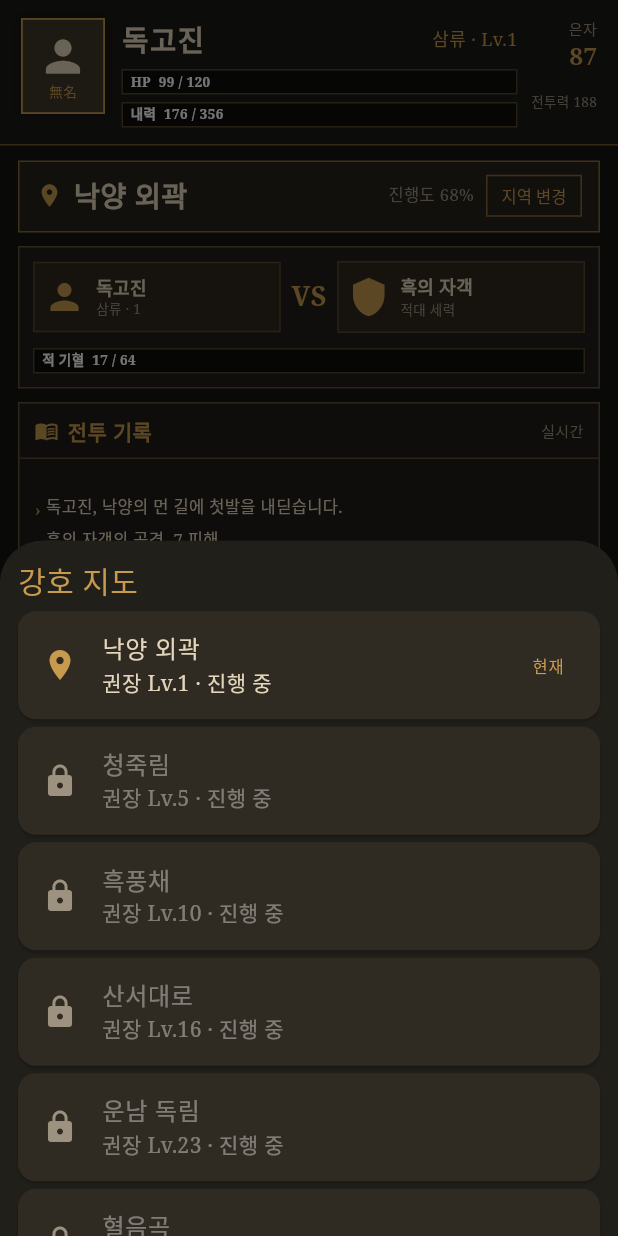
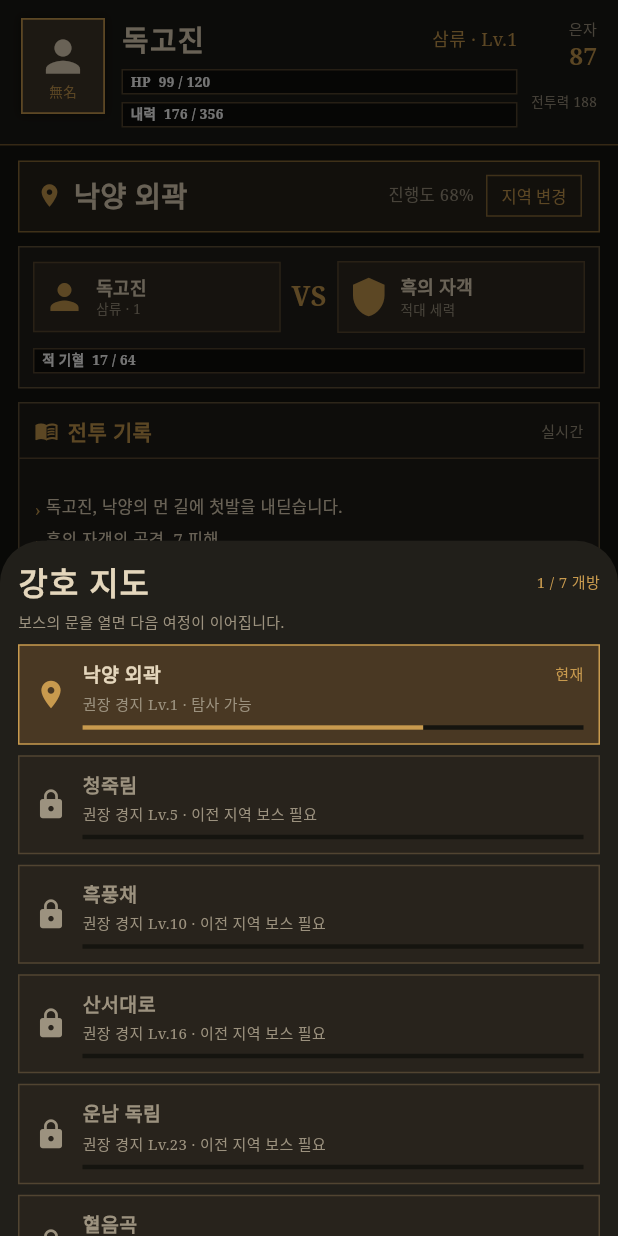
Before and after one commit to roycekim84/gangho-ilji, a Flutter app: the screen it shows after launch, after a tap on "새로운 강호를 시작한다", after a tap on "지역 변경", on a phone screen of 412 x 824 dp. Run offline on Flutter 3.47's test engine with Material 3 defaults, Android fonts, the phone set to English and light mode, and no system bars; our stand-ins replace shared_preferences.

Commit message:
feat: redesign area map selector

```diff
--- a/lib/main.dart
+++ b/lib/main.dart
@@ -3290,35 +3290,118 @@ class MainJianghu extends StatelessWidget {
           padding: const EdgeInsets.all(12),
           shrinkWrap: true,
           children: [
-            const Text('강호 지도', style: TextStyle(fontSize: 20, color: gold)),
+            Row(
+              children: [
+                const Expanded(
+                  child: Text(
+                    '강호 지도',
+                    style: TextStyle(
+                      fontSize: 21,
+                      color: paper,
+                      fontWeight: FontWeight.bold,
+                      letterSpacing: 1,
+                    ),
+                  ),
+                ),
+                Text(
+                  '${game.unlocked + 1} / ${game.areas.length} 개방',
+                  style: const TextStyle(color: gold, fontSize: 10),
+                ),
+              ],
+            ),
+            const SizedBox(height: 3),
+            const Text(
+              '보스의 문을 열면 다음 여정이 이어집니다.',
+              style: TextStyle(color: soft, fontSize: 10),
+            ),
             ...List.generate(game.areas.length, (index) {
               final item = game.areas[index];
               final available = index <= game.unlocked;
-              return Card(
-                color: const Color(0xff302b22),
-                margin: const EdgeInsets.only(top: 5),
-                child: ListTile(
-                  enabled: available,
-                  leading: Icon(
-                    available ? Icons.place : Icons.lock,
-                    color: available ? gold : soft,
-                  ),
-                  title: Text(item.name),
-                  subtitle: Text(
-                    '권장 Lv.' +
-                        item.level.toString() +
-                        ' · ' +
-                        (game.bosses.contains(item.id) ? '보스 격파' : '진행 중'),
-                  ),
-                  trailing: index == game.area
-                      ? const Text('현재', style: TextStyle(color: gold))
-                      : null,
+              final cleared = game.bosses.contains(item.id);
+              final current = index == game.area;
+              return GestureDetector(
                 onTap: available
                     ? () {
                         game.goArea(index);
                         Navigator.pop(context);
                       }
                     : null,
+                child: Container(
+                  margin: const EdgeInsets.only(top: 7),
+                  padding: const EdgeInsets.symmetric(
+                    horizontal: 10,
+                    vertical: 9,
+                  ),
+                  decoration: BoxDecoration(
+                    color: current
+                        ? const Color(0xff493823)
+                        : const Color(0xff28231c),
+                    border: Border.all(
+                      color: current ? gold : const Color(0xff514431),
+                    ),
+                  ),
+                  child: Row(
+                    children: [
+                      Icon(
+                        available
+                            ? (cleared ? Icons.verified : Icons.place)
+                            : Icons.lock,
+                        color: available
+                            ? (cleared ? const Color(0xff9fc47d) : gold)
+                            : soft,
+                        size: 22,
+                      ),
+                      const SizedBox(width: 10),
+                      Expanded(
+                        child: Column(
+                          crossAxisAlignment: CrossAxisAlignment.start,
+                          children: [
+                            Row(
+                              children: [
+                                Expanded(
+                                  child: Text(
+                                    item.name,
+                                    style: TextStyle(
+                                      color: available ? paper : soft,
+                                      fontSize: 13,
+                                      fontWeight: FontWeight.bold,
+                                    ),
+                                  ),
+                                ),
+                                if (current)
+                                  const Text(
+                                    '현재',
+                                    style: TextStyle(color: gold, fontSize: 10),
+                                  ),
+                              ],
+                            ),
+                            const SizedBox(height: 3),
+                            Text(
+                              '권장 경지 Lv.${item.level} · ${cleared
+                                  ? '보스 격파'
+                                  : available
+                                  ? '탐사 가능'
+                                  : '이전 지역 보스 필요'}',
+                              style: const TextStyle(color: soft, fontSize: 10),
+                            ),
+                            const SizedBox(height: 6),
+                            LinearProgressIndicator(
+                              value: cleared
+                                  ? 1
+                                  : current
+                                  ? .68
+                                  : 0,
+                              minHeight: 3,
+                              backgroundColor: const Color(0xff15140f),
+                              valueColor: AlwaysStoppedAnimation<Color>(
+                                cleared ? const Color(0xff76945c) : gold,
+                              ),
+                            ),
+                          ],
+                        ),
+                      ),
+                    ],
+                  ),
                 ),
               );
             }),
```
Also changed, not shown: 1 other file. Lines whose indentation alone changed are shown as unchanged.
